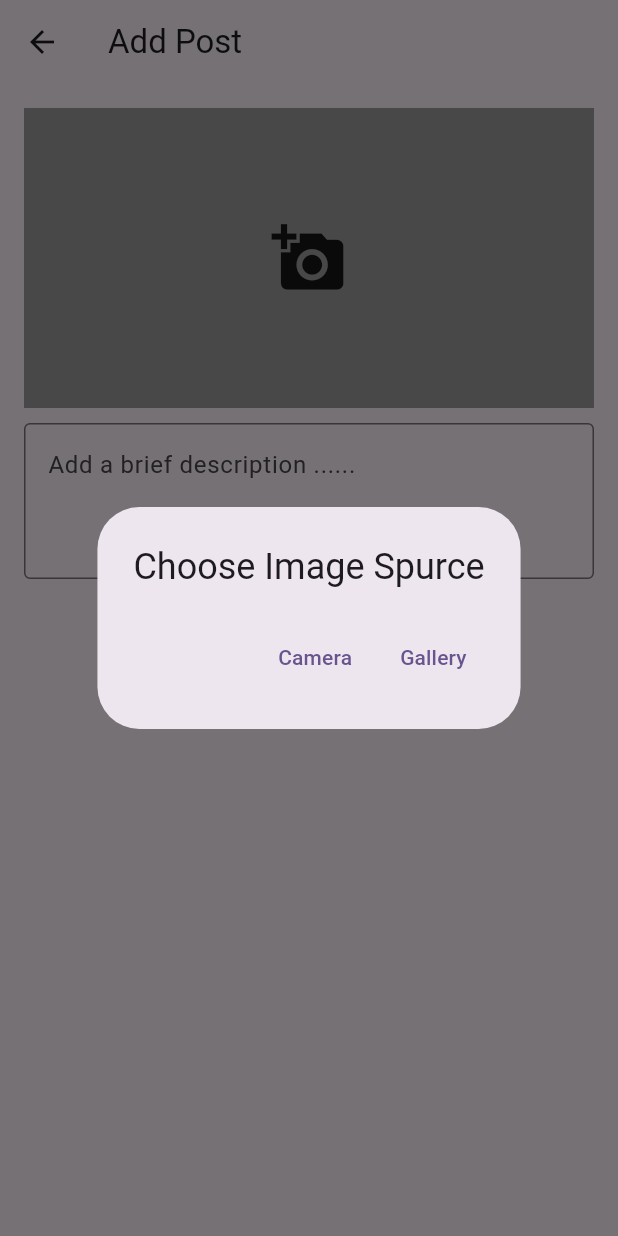
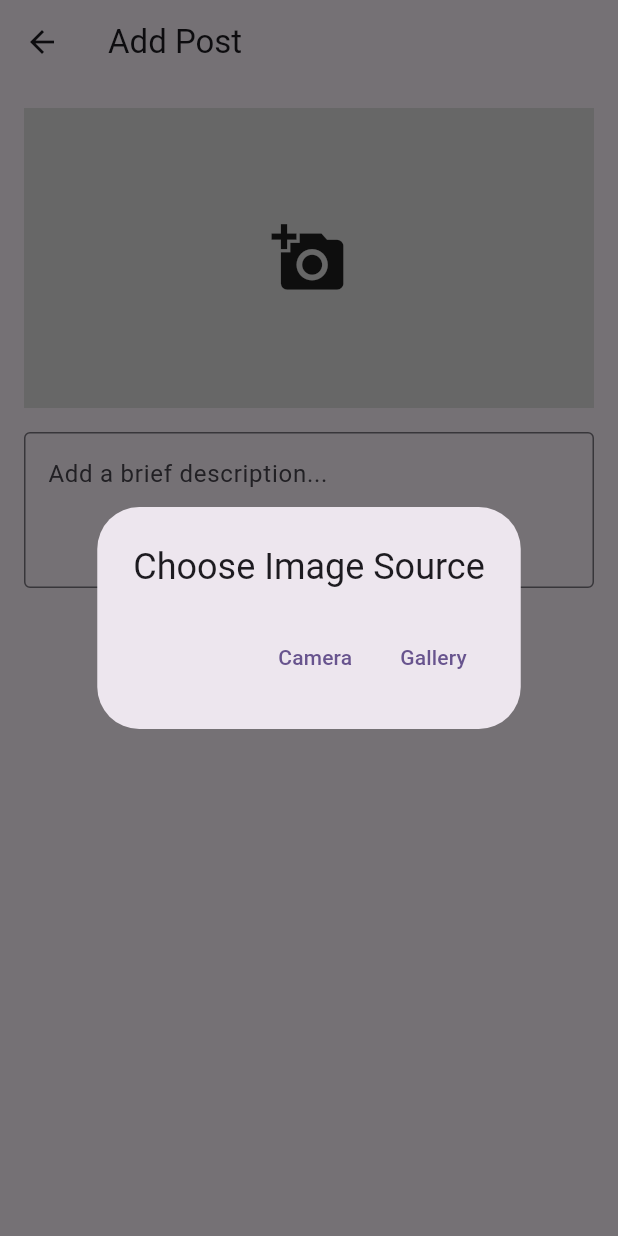
Before and after one commit to Mobile-Programming-MDP/project-latihan-pab2-FelixHu03, a Flutter app: the AddPostScreen screen opened directly, after a tap on the "add a photo" icon, on a phone screen of 412 x 824 dp. Run offline on Flutter 3.47's test engine with Material 3 defaults, Android fonts, the phone set to English and light mode, and no system bars; our stand-ins replace cloud_firestore, firebase_auth, firebase_core, firebase_database, flutter_image_compress, geolocator and 2 more; accounts and stored records are empty; generated files the repository leaves out were written again.

```diff
--- a/fasum/lib/screens/add_post_screen.dart
+++ b/fasum/lib/screens/add_post_screen.dart
@@ -1,16 +1,14 @@
 import 'dart:convert';
 import 'dart:io';
-
+import 'package:flutter/material.dart';
+import 'package:image_picker/image_picker.dart';
 import 'package:cloud_firestore/cloud_firestore.dart';
+import 'package:geolocator/geolocator.dart';
+import 'package:flutter_image_compress/flutter_image_compress.dart';
 import 'package:firebase_auth/firebase_auth.dart';
-import 'package:flutter/material.dart';
-import 'package:flutter_image_compress/flutter_image_compress.dart';
-import 'package:geolocator/geolocator.dart';
-import 'package:image_picker/image_picker.dart';
 
 class AddPostScreen extends StatefulWidget {
   const AddPostScreen({super.key});
-
   @override
   State<AddPostScreen> createState() => _AddPostScreenState();
 }
@@ -23,9 +21,17 @@ class _AddPostScreenState extends State<AddPostScreen> {
   bool _isUploading = false;
   double? _latitude;
   double? _longitude;
+  Future<void> _pickImage(ImageSource source) async {
+    final pickedFile = await _picker.pickImage(source: source);
+    if (pickedFile != null) {
+      setState(() {
+        _image = File(pickedFile.path);
+      });
+      await _compressAndEncodeImage();
+    }
+  }
 
-// untuk mengkompres gambar
-  Future <void> _compressAndEncodeImage()async{
+  Future<void> _compressAndEncodeImage() async {
     if (_image == null) return;
     final compressedImage = await FlutterImageCompress.compressWithFile(
       _image!.path,
@@ -34,43 +40,34 @@ class _AddPostScreenState extends State<AddPostScreen> {
     if (compressedImage == null) return;
     setState(() {
       _base64Image = base64Encode(compressedImage);
-
     });
   }
-  // untuk mengambil gambar
-  Future <void> _pickImage(ImageSource source) async{
-    final pickedFile = await _picker.pickImage(source: source);
-    if (pickedFile != null) {
-      setState(() {
-        _image = File(pickedFile.path);
-      });
-      await _compressAndEncodeImage();
-    }
-  }
-  // untuk mendapatkan location
-  Future <void> _getLocation() async{
+
+  Future<void> _getLocation() async {
     bool serviceEnabled;
     LocationPermission permission;
     serviceEnabled = await Geolocator.isLocationServiceEnabled();
-    if(!serviceEnabled){
-      throw Exception(('Location Services are disbled'));
+    if (!serviceEnabled) {
+      throw Exception('Location services are disabled.');
     }
     permission = await Geolocator.checkPermission();
-
     if (permission == LocationPermission.denied) {
       permission = await Geolocator.requestPermission();
-      if(permission == LocationPermission.deniedForever ||
-          permission == LocationPermission.denied){
-            throw Exception("Location Permissions are denied.");
+      if (permission == LocationPermission.deniedForever ||
+          permission == LocationPermission.denied) {
+        throw Exception('Location permissions are denied.');
       }
     }
-
     try {
       final position = await Geolocator.getCurrentPosition(
-        locationSettings: const LocationSettings(accuracy: LocationAccuracy.high),
+        locationSettings: LocationSettings(accuracy: LocationAccuracy.high),
       ).timeout(const Duration(seconds: 10));
+      setState(() {
+        _latitude = position.latitude;
+        _longitude = position.longitude;
+      });
     } catch (e) {
-      debugPrint('Filed to retrieve location: $e');
+      debugPrint('Failed to retrieve location: $e');
       setState(() {
         _latitude = null;
         _longitude = null;
@@ -78,27 +75,25 @@ class _AddPostScreenState extends State<AddPostScreen> {
     }
   }
 
-
-// Untuk mengupload
-  Future <void> _submitPost() async {
-    if(_base64Image == null || _descriptionController.text.isEmpty)return ;
+  Future<void> _submitPost() async {
+    if (_base64Image == null || _descriptionController.text.isEmpty) return;
     setState(() => _isUploading = true);
     final now = DateTime.now().toIso8601String();
     final uid = FirebaseAuth.instance.currentUser?.uid;
-    if(uid == null){
+    if (uid == null) {
       setState(() => _isUploading = false);
       ScaffoldMessenger.of(context).showSnackBar(
-        const SnackBar(content: Text('User not found.'),),
+        SnackBar(content: Text('User not found.')),
       );
       return;
     }
-    try{
+    try {
       await _getLocation();
       // Ambil nama lengkap dari koleksi users
-      final userDoc = await FirebaseFirestore.instance.collection('users').doc(uid).get();
+      final userDoc =
+          await FirebaseFirestore.instance.collection('users').doc(uid).get();
       final fullName = userDoc.data()?['fullName'] ?? 'Anonymous';
-      await FirebaseFirestore.instance.collection('posts').add(
-        {
+      await FirebaseFirestore.instance.collection('posts').add({
         'image': _base64Image,
         'description': _descriptionController.text,
         'createdAt': now,
@@ -106,79 +101,80 @@ class _AddPostScreenState extends State<AddPostScreen> {
         'longitude': _longitude,
         'fullName': fullName,
         'userId': uid, // optional: jika ingin simpan UID juga
-        }
-      );
-      if(!mounted) return;
+      });
+      if (!mounted) return;
       Navigator.pop(context);
-    }catch(e){
-      debugPrint('Upload failde: $e');
+    } catch (e) {
+      debugPrint('Upload failed: $e');
       if (!mounted) return;
-      setState(()=> _isUploading = false);
+      setState(() => _isUploading = false);
       ScaffoldMessenger.of(context).showSnackBar(
-        const SnackBar(content: Text('failed to upload the psot.')),
+        SnackBar(content: Text('Failed to upload the post.')),
       );
     }
   }
 
-  void _showImageSourcedialog(){
+  void _showImageSourceDialog() {
     showDialog(
-      context: context ,
+      context: context,
       builder: (context) => AlertDialog(
-        title: const Text('Choose Image Spurce'),
+        title: Text("Choose Image Source"),
         actions: [
           TextButton(
-            onPressed: (){
+            onPressed: () {
               Navigator.pop(context);
               _pickImage(ImageSource.camera);
-            } ,
-            child: const Text('Camera'),
+            },
+            child: Text("Camera"),
           ),
           TextButton(
-            onPressed: (){
+            onPressed: () {
               Navigator.pop(context);
               _pickImage(ImageSource.gallery);
             },
-            child: const Text("Gallery")),
+            child: Text("Gallery"),
+          ),
         ],
-      ));
+      ),
+    );
   }
 
   @override
   Widget build(BuildContext context) {
     return Scaffold(
-      appBar: AppBar(title: const Text('Add Post'),),
+      appBar: AppBar(title: Text('Add Post')),
       body: SingleChildScrollView(
-        padding: const EdgeInsets.all(16),
+        padding: EdgeInsets.all(16),
         child: Column(
           children: [
-            _image != null ?
-            Image.file(
+            _image != null
+                ? Image.file(
                     _image!,
                     height: 200,
                     width: double.infinity,
                     fit: BoxFit.cover,
                   )
                 : GestureDetector(
-              onTap: _showImageSourcedialog,
+                    onTap: _showImageSourceDialog,
                     child: Container(
                       height: 200,
-                color: Colors.grey[500],
-                child: const Center(
-                  child: const Icon(Icons.add_a_photo, size: 50,),
+                      color: Colors.grey[300],
+                      child: Center(
+                        child: Icon(Icons.add_a_photo, size: 50),
                       ),
                     ),
                   ),
-            const SizedBox( height: 10,),
+            SizedBox(height: 16),
             TextField(
               controller: _descriptionController,
               textCapitalization: TextCapitalization.sentences,
               maxLines: 3,
-              decoration: const InputDecoration(
-                hintText: 'Add a brief description ......',
+              decoration: InputDecoration(
+                hintText: 'Add a brief description...',
                 border: OutlineInputBorder(),
               ),
             ),
-            SizedBox(height: 10,),
+            SizedBox(height: 16),
             _isUploading
                 ? CircularProgressIndicator()
                 : ElevatedButton.icon(
--- a/fasum/pubspec.yaml
+++ b/fasum/pubspec.yaml
@@ -42,8 +42,11 @@ dependencies:
   intl: ^0.20.2
   image_picker: ^1.1.2
   geolocator: ^14.0.0
+  # geolocator: ^9.0.2
+
   flutter_image_compress: ^2.4.0
   url_launcher: ^6.3.1
+  geolocator_android: ^5.0.1+1
 
 dev_dependencies:
   flutter_test:
```
Also changed, not shown: fasum/pubspec.lock, 2 other files. Lines whose indentation alone changed are shown as unchanged.
